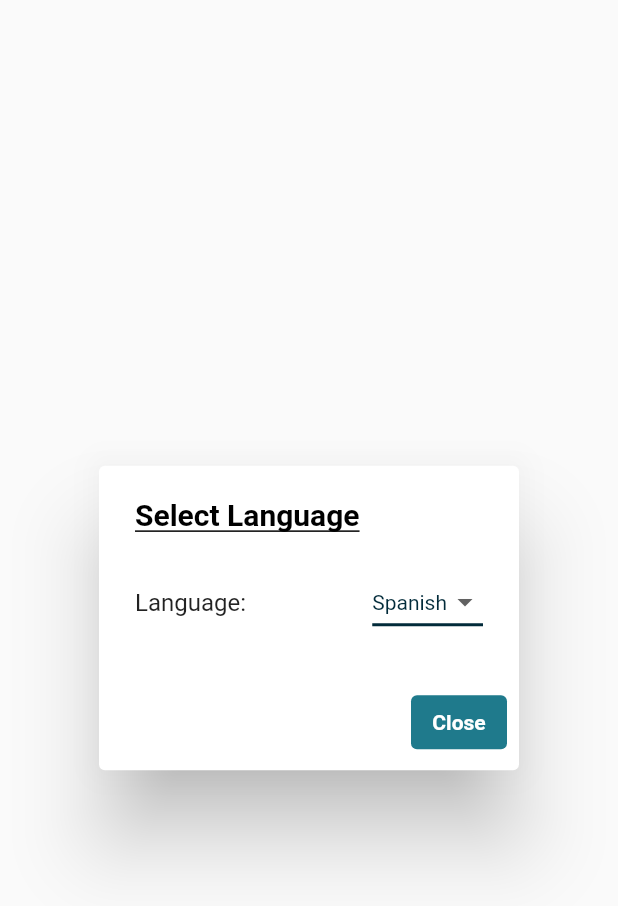
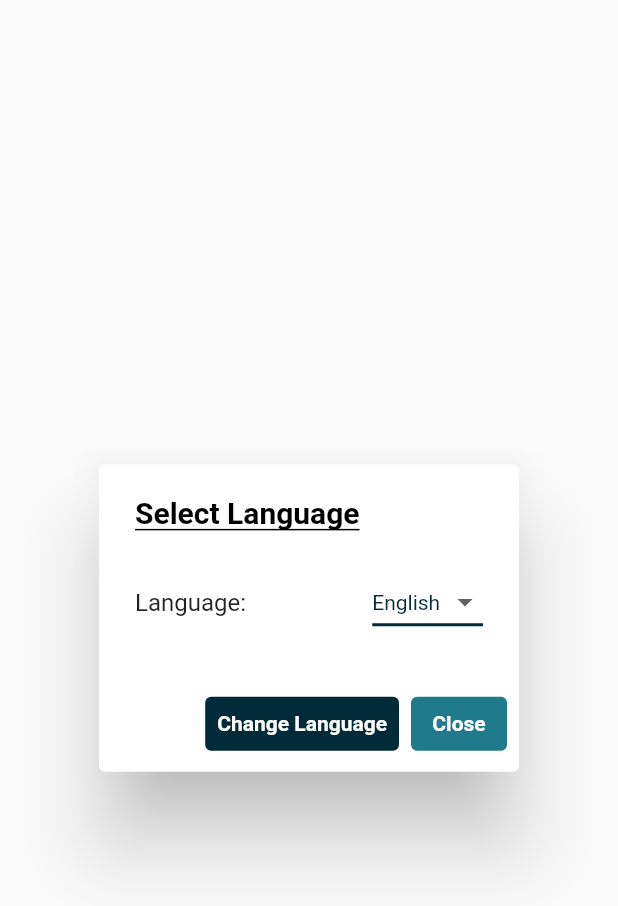
Before and after one commit to cedriceicher10/LocationsAlertApp, a Flutter app: the LanguageSelectionAlertDialogue widget shown alone on an empty page, opened directly with empty values, on a phone screen of 412 x 824 dp. Shown: the top 906 px of the screen. Run offline on Flutter 3.47's test engine with Material 2 defaults, Android fonts, the phone set to English and light mode, and no system bars; our stand-ins replace animated_splash_screen, awesome_notifications, cloud_firestore, firebase_core, flutter_map, geocoding and 6 more; missing offline and left inert: background_location, cloud_firestore_platform_interface, flutter_map_marker_cluster, location_picker_flutter_map, translator; accounts and stored records are empty.

Commit message:
Fixed small bug with capitalization. Added logic in map pinch zoom to keep it from reloading constantly. Continued to flesh out language selection by offering 'pick' abilities.

```diff
--- a/lib/language_selection_alert_dialog.dart
+++ b/lib/language_selection_alert_dialog.dart
@@ -1,4 +1,5 @@
 import 'package:flutter/material.dart';
+import 'package:shared_preferences/shared_preferences.dart';
 import 'language_services.dart';
 import 'styles.dart';
 
@@ -14,15 +15,27 @@ class LanguageSelectionAlertDialogue extends StatefulWidget {
 class _LanguageSelectionAlertDialogueState
     extends State<LanguageSelectionAlertDialogue> {
   final LanguageServices _languageServices = LanguageServices();
+  List<String> languageList = [];
+  String dropDownValue = '';
+
+  Color _buttonColor = Color(s_darkSalmon);
+  bool _firstTimePressed = false;
+  bool _showRestartWarning = false;
 
   double _languageDropDownRowWidth = 0;
+  double _languageDropDownRowHeight = 0;
+  double _spacer = 0;
+
+  @override
+  void initState() {
+    languageList = _languageServices.getLanguageList();
+    dropDownValue = languageList[0];
+    super.initState();
+  }
 
   @override
   Widget build(BuildContext context) {
     generateLayout();
-    List<String> languageList = _languageServices.getLanguageList();
-    String dropDownValue = languageList[0];
-
     return AlertDialog(
       title: const Text(
         "Select Language",
@@ -34,24 +47,12 @@ class _LanguageSelectionAlertDialogueState
             decorationColor: Colors.black,
             decorationThickness: 1),
       ),
-      actions: <Widget>[
-        Padding(
-            padding: EdgeInsets.fromLTRB(0, 0, this.widget.padding, 0),
-            child: TextButton(
-              child: const Text("Close",
-                  style: TextStyle(fontWeight: FontWeight.bold)),
-              style: TextButton.styleFrom(
-                  backgroundColor: Color(s_aquarium),
-                  foregroundColor: Colors.white),
-              onPressed: () async {
-                Navigator.of(context).pop();
-              },
-            ))
-      ],
       content: Container(
           width: _languageDropDownRowWidth,
-          child: Row(children: [
-            Text("Language:"),
+          height: _languageDropDownRowHeight,
+          child: Column(mainAxisAlignment: MainAxisAlignment.center, children: [
+            Row(children: [
+              Text('Language:'),
               Expanded(child: SizedBox()),
               DropdownButton<String>(
                 value: dropDownValue,
@@ -68,21 +69,86 @@ class _LanguageSelectionAlertDialogueState
                     dropDownValue = value!;
                   });
                 },
-              items: languageList.map<DropdownMenuItem<String>>((String value) {
+                items:
+                    languageList.map<DropdownMenuItem<String>>((String value) {
                   return DropdownMenuItem<String>(
                     value: value,
                     child: Text(value),
                   );
                 }).toList(),
               ),
+            ]),
+            (_firstTimePressed) ? SizedBox(height: _spacer) : Container(),
+            (_firstTimePressed)
+                ? Text(
+                    'Please RESTART the app for the language change to take effect.',
+                    style: TextStyle(
+                        color: Color(s_declineRed),
+                        fontWeight: FontWeight.bold),
+                  )
+                : Container(),
           ])),
+      actions: <Widget>[
+        Padding(
+            padding: EdgeInsets.fromLTRB(0, 0, this.widget.padding, 0),
+            child: TextButton(
+              child: const Text("Change Language",
+                  style: TextStyle(fontWeight: FontWeight.bold)),
+              style: TextButton.styleFrom(
+                  backgroundColor: _buttonColor, foregroundColor: Colors.white),
+              onPressed: () async {
+                // First time pressed, inform user that a restart is necessary
+                if (!_firstTimePressed) {
+                  setState(() {
+                    _buttonColor = Color(s_declineRed);
+                    _showRestartWarning = true;
+                    _firstTimePressed = true;
+                  });
+                } else {
+                  // Second time pressed, close and restart
+                  changeLanguage(dropDownValue);
+                  Navigator.of(context).pop();
+                }
+              },
+            )),
+        Padding(
+            padding: EdgeInsets.fromLTRB(0, 0, this.widget.padding, 0),
+            child: TextButton(
+              child: const Text('Close',
+                  style: TextStyle(fontWeight: FontWeight.bold)),
+              style: TextButton.styleFrom(
+                  backgroundColor: Color(s_aquarium),
+                  foregroundColor: Colors.white),
+              onPressed: () async {
+                Navigator.of(context).pop();
+              },
+            ))
+      ],
     );
+  }
+
+  void changeLanguage(String chosenLanguage) async {
+    // Get new language code
+    String newLanguageCode = _languageServices.getLanguageCode(chosenLanguage);
+    // Change language in shared prefs
+    SharedPreferences prefs = await SharedPreferences.getInstance();
+    prefs.setString('currentLanguage', newLanguageCode);
+    // Load new translations
+    _languageServices.newLanguage(newLanguageCode);
   }
 
   void generateLayout() {
     double _screenWidth = MediaQuery.of(context).size.width;
     double _screenHeight = MediaQuery.of(context).size.height;
 
+    // Height
+    if (!_firstTimePressed) {
+      _languageDropDownRowHeight = (50 / _screenHeight) * _screenHeight;
+    } else {
+      _languageDropDownRowHeight = (105 / _screenHeight) * _screenHeight;
+    }
+    _spacer = (10 / _screenHeight) * _screenHeight;
+
     // Width
     _languageDropDownRowWidth = (100 / _screenWidth) * _screenWidth;
   }
--- a/lib/language_services.dart
+++ b/lib/language_services.dart
@@ -13,7 +13,7 @@ class LanguageServices {
     'German'
   ];
   final List<String> _masterLanguageCodeList = ['en', 'es', 'fr', 'de'];
-  final Map<String, String> _masterLanguageMap = {}; // [code]:[language]
+  final Map<String, String> _masterLanguageMap = {}; // [language]:[key]
 
   String _currentLanguageCode = 'en';
   String _currentLanguage = 'English';
@@ -50,16 +50,16 @@ class LanguageServices {
     formMap();
     fetchCurrentLanguage();
     formLists();
-    //loadLanguageTranslations(false, 'en');
+    loadLanguageTranslations(false, 'en');
 
     // DEBUG
-    loadLanguageTranslations(true, 'es');
+    //loadLanguageTranslations(true, 'en');
   }
 
   void formMap() {
     for (int index = 0; index < _masterLanguageList.length; ++index) {
-      _masterLanguageMap[_masterLanguageCodeList[index]] =
-          _masterLanguageList[index];
+      _masterLanguageMap[_masterLanguageList[index]] =
+          _masterLanguageCodeList[index];
     }
   }
 
@@ -70,7 +70,8 @@ class LanguageServices {
     } else {
       _currentLanguageCode = prefs.getString('currentLanguage')!;
     }
-    _currentLanguage = _masterLanguageMap[_currentLanguageCode]!;
+    _currentLanguage = _masterLanguageMap.keys
+        .firstWhere((key) => _masterLanguageMap[key] == _currentLanguageCode);
   }
 
   void formLists() {
@@ -115,12 +116,9 @@ class LanguageServices {
     _currentLanguage = (await _translator.translate(_currentLanguage,
             to: _currentLanguageCode))
         .text;
-    for (int index = 0; index < _masterLanguageList.length; ++index) {
-      _masterLanguageList[index] = (await _translator.translate(
-              _masterLanguageList[index],
-              to: _masterLanguageCodeList[index]))
-          .text;
-    }
+    _masterLanguageMap.forEach((language, code) async {
+      language = (await _translator.translate(language, to: code)).text;
+    });
     // Start Screen
     for (int index = 0; index < _startScreenList.length; ++index) {
       _startScreenList[index] = (await _translator
@@ -169,7 +167,10 @@ class LanguageServices {
   // Disclosures
 
   List<String> getLanguageList() {
-    List<String> languageListWithCurrentLanguageFirst = _masterLanguageList;
+    List<String> languageListWithCurrentLanguageFirst = [];
+    _masterLanguageMap.forEach((language, code) {
+      languageListWithCurrentLanguageFirst.add(language);
+    });
     String currentLanguage = '';
     for (int index = 0;
         index < languageListWithCurrentLanguageFirst.length;
@@ -191,9 +192,14 @@ class LanguageServices {
   List<String> capitalizeFirstLetter(List<String> list) {
     for (int index = 0; index < list.length; ++index) {
       if (!(list[0].isEmpty)) {
-        list[0] = list[0][0].toUpperCase() + list[0].substring(1);
+        list[index] = list[index][0].toUpperCase() + list[index].substring(1);
       }
     }
     return list;
   }
+
+  String getLanguageCode(String language) {
+    // Query map
+    return _masterLanguageMap[language]!;
+  }
 }
--- a/lib/map_screen.dart
+++ b/lib/map_screen.dart
@@ -39,6 +39,7 @@ class _MapScreenState extends State<MapScreen> with TickerProviderStateMixin {
   double _startLon = 0;
   bool _userPin = false;
   bool _alreadyUpdated = false;
+  bool _circlesOff = false;
 
   // False Idol
   double DEFAULT_LOCATION_LAT = 32.72078130242355;
@@ -298,7 +299,10 @@ class _MapScreenState extends State<MapScreen> with TickerProviderStateMixin {
     // Build the map
     _mapController.mapEventStream.listen((event) {
       // This reloads the map for the circles to show up if zoomed in enough
-      setState(() {});
+      if (((_mapController.zoom >= 12) && (_circlesOff)) ||
+          ((_mapController.zoom < 12) && !(_circlesOff))) {
+        setState(() {});
+      }
     });
     return FlutterMap(
       mapController: _mapController,
```
Lines whose indentation alone changed are shown as unchanged.
